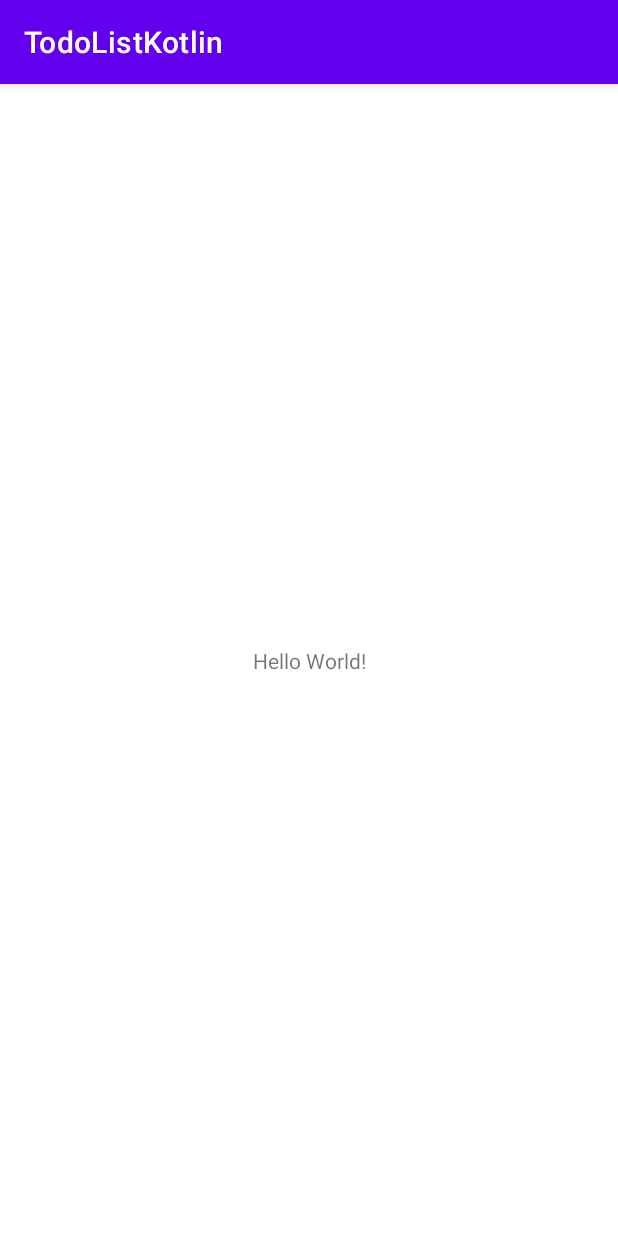
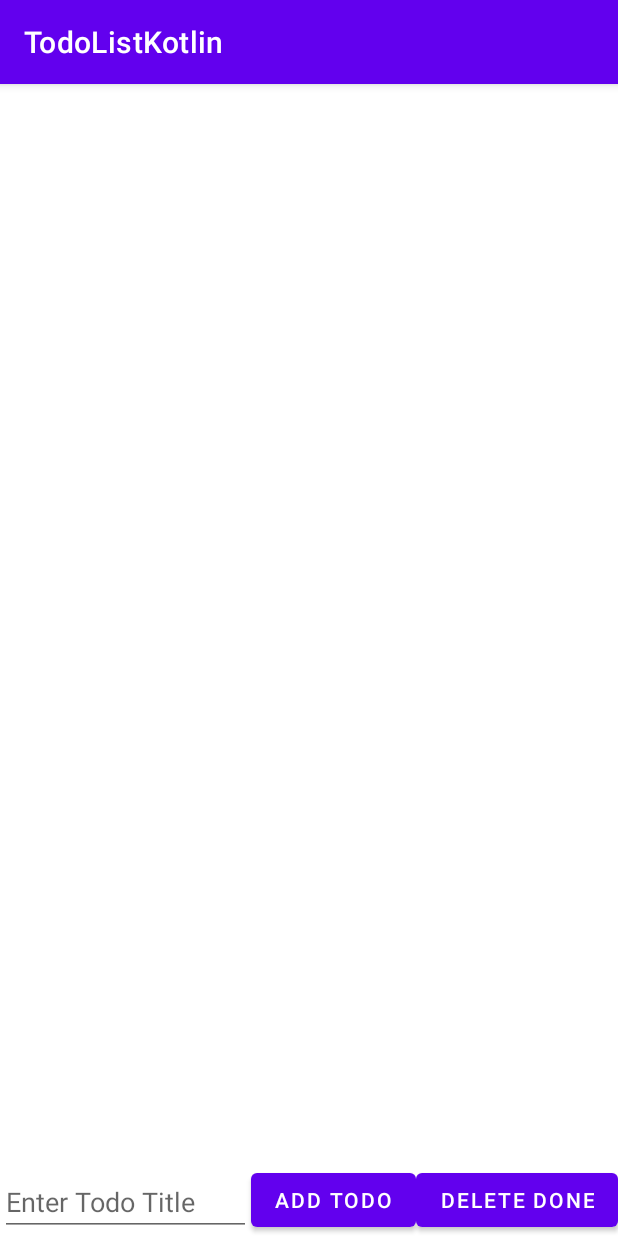
Before and after one commit to TarunTheo13/TodoListKotlin, an Android app: the screen it shows after launch (MainActivity), on a phone screen of 412 x 824 dp. Run offline under Robolectric (Android 15) with nearby library versions, the phone set to English and light mode, and no system bars.

Commit message:
todos page app layout

```diff
--- a/app/src/main/res/layout/activity_main.xml
+++ b/app/src/main/res/layout/activity_main.xml
@@ -6,13 +6,37 @@
     android:layout_height="match_parent"
     tools:context=".MainActivity">
 
-    <TextView
+    <androidx.recyclerview.widget.RecyclerView
+        android:id="@+id/rvTodoItems"
+        android:layout_width="match_parent"
+        android:layout_height="0dp"
+        app:layout_constraintBottom_toTopOf="@+id/etTodoTitle"
+        app:layout_constraintEnd_toEndOf="parent"
+        app:layout_constraintStart_toStartOf="parent"
+        app:layout_constraintTop_toTopOf="parent" />
+
+    <EditText
+        android:id="@+id/etTodoTitle"
+        android:layout_width="0dp"
+        android:layout_height="wrap_content"
+        android:hint="Enter Todo Title"
+        app:layout_constraintBottom_toBottomOf="parent"
+        app:layout_constraintEnd_toStartOf="@+id/btnAddTodo"
+        app:layout_constraintStart_toStartOf="parent" />
+
+    <Button
+        android:id="@+id/btnAddTodo"
         android:layout_width="wrap_content"
         android:layout_height="wrap_content"
-        android:text="Hello World!"
+        android:text="Add Todo"
         app:layout_constraintBottom_toBottomOf="parent"
-        app:layout_constraintLeft_toLeftOf="parent"
-        app:layout_constraintRight_toRightOf="parent"
-        app:layout_constraintTop_toTopOf="parent" />
+        app:layout_constraintEnd_toStartOf="@+id/btnDeleteDoneTodos" />
 
+    <Button
+        android:id="@+id/btnDeleteDoneTodos"
+        android:layout_width="wrap_content"
+        android:layout_height="wrap_content"
+        android:text="Delete done"
+        app:layout_constraintBottom_toBottomOf="parent"
+        app:layout_constraintEnd_toEndOf="parent" />
 </androidx.constraintlayout.widget.ConstraintLayout>
```
